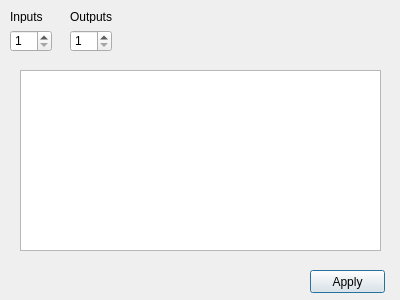
This is Application/Logic_Gate_Simulator/Dialogs/dlg_configurefpga.ui in ElliotHarding/Logic-Gate-Simulator as Qt 5 draws it before an edit. The edited form follows.
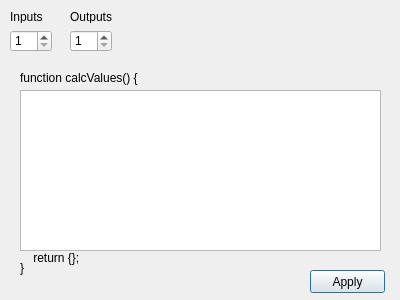
This is the edited form.

What changed in the file:
```diff
--- a/Application/Logic_Gate_Simulator/Dialogs/dlg_configurefpga.ui
+++ b/Application/Logic_Gate_Simulator/Dialogs/dlg_configurefpga.ui
@@ -75,9 +75,9 @@
    <property name="geometry">
     <rect>
      <x>20</x>
-     <y>70</y>
+     <y>90</y>
      <width>361</width>
-     <height>181</height>
+     <height>161</height>
     </rect>
    </property>
   </widget>
@@ -94,6 +94,45 @@
     <string>Apply</string>
    </property>
   </widget>
+  <widget class="QLabel" name="lbl_startScript">
+   <property name="geometry">
+    <rect>
+     <x>20</x>
+     <y>70</y>
+     <width>361</width>
+     <height>16</height>
+    </rect>
+   </property>
+   <property name="text">
+    <string>function calcValues() {</string>
+   </property>
+  </widget>
+  <widget class="QLabel" name="lbl_endScript">
+   <property name="geometry">
+    <rect>
+     <x>20</x>
+     <y>250</y>
+     <width>361</width>
+     <height>16</height>
+    </rect>
+   </property>
+   <property name="text">
+    <string>    return {};</string>
+   </property>
+  </widget>
+  <widget class="QLabel" name="lbl_endScript2">
+   <property name="geometry">
+    <rect>
+     <x>20</x>
+     <y>260</y>
+     <width>361</width>
+     <height>16</height>
+    </rect>
+   </property>
+   <property name="text">
+    <string>}</string>
+   </property>
+  </widget>
  </widget>
  <resources/>
  <connections/>
```
